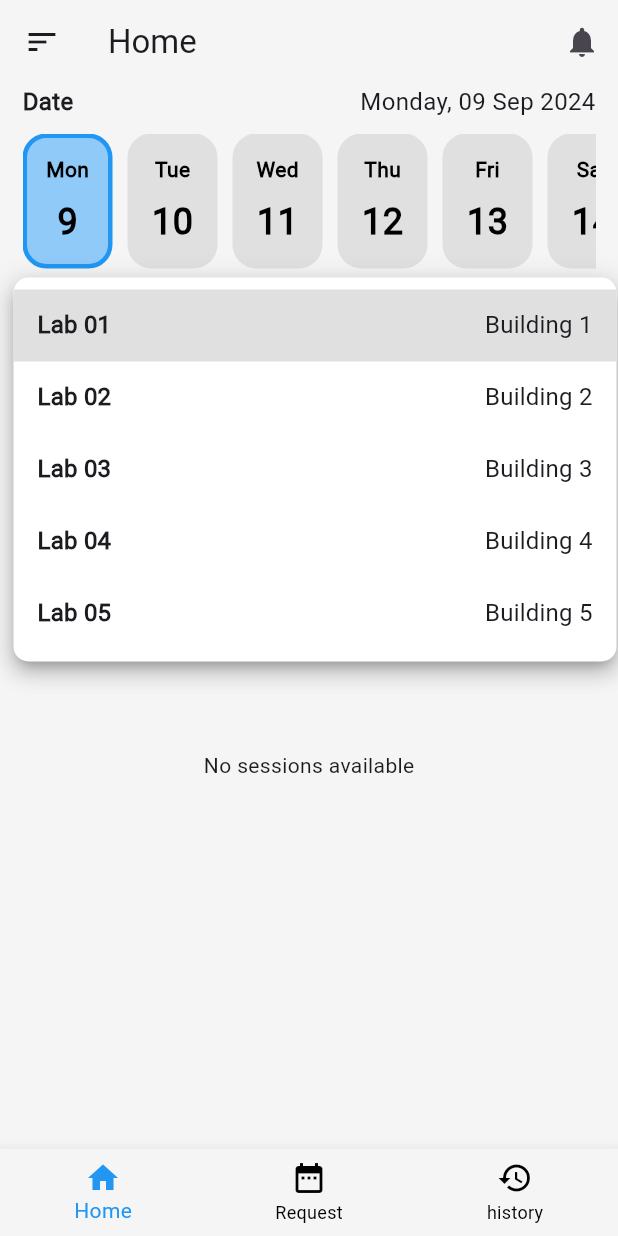
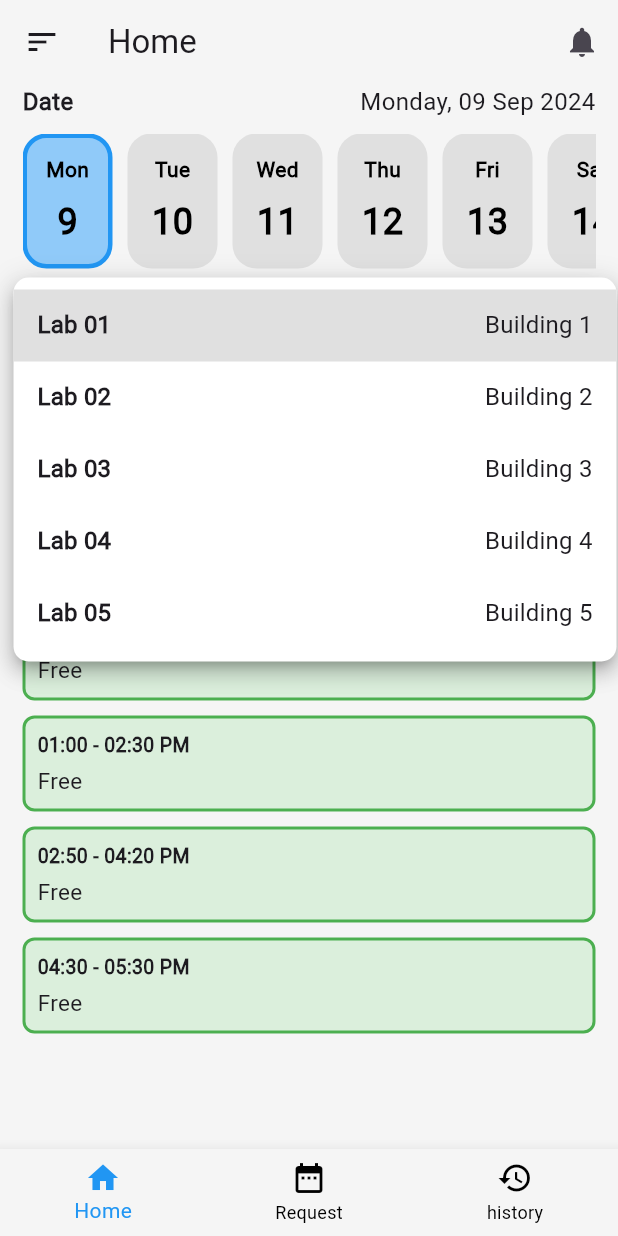
Before and after one commit to Vean-Vong/lab_request2, a Flutter app: the screen it shows after launch, after a tap on "Select a Lab", on a phone screen of 412 x 824 dp. Run offline on Flutter 3.47's test engine with Material 3 defaults, Android fonts, the phone set to English and light mode, and no system bars; our stand-ins replace get; network calls fail.

Commit message:
the home ui and fetch from api worked

```diff
--- a/lib/controllers/home_controller.dart
+++ b/lib/controllers/home_controller.dart
@@ -1,11 +1,13 @@
 import 'package:get/get.dart';
 import '../models/request_model.dart';
 import '../services/session_service.dart';
+import 'package:intl/intl.dart';
 
 class HomeController extends GetxController {
   var selectedDate = DateTime.now().obs;
   var selectedLab = ''.obs;
   var sessions = <SessionInfo>[].obs;
+  var userInfos = <String, UserInfo>{}.obs; // Maps session timeslots to UserInfo
 
   final RequestService _requestService = RequestService();
 
@@ -23,27 +25,32 @@ class HomeController extends GetxController {
     }
   }
 
-  // Fetch sessions based on selected date and lab
   Future<void> fetchSessions() async {
     try {
       var labRequests = await _requestService.fetchRequests();
       print("Fetched ${labRequests.length} requests");
 
-      var filteredRequests = labRequests
-          .where((request) => request.labInfo.labName == selectedLab.value)
-          .toList();
+      String selectedDateStr = DateFormat('yyyy-MM-dd').format(selectedDate.value);
+
+      var filteredRequests = labRequests.where((request) {
+        String requestDate = DateFormat('yyyy-MM-dd').format(DateTime.parse(request.requestDetails.requestTimestamp));
+        return request.labInfo.labName == selectedLab.value && requestDate == selectedDateStr;
+      }).toList();
 
       print("Filtered Requests: ${filteredRequests.length}");
 
       var allSessions = <SessionInfo>[];
+      var tempUserInfos = <String, UserInfo>{}; // Temporary storage for UserInfo
 
       for (var request in filteredRequests) {
         allSessions.addAll(request.sessionInfo);
+        tempUserInfos[request.labInfo.labName] = request.userInfo;
       }
 
       print("All Sessions: ${allSessions.length}");
 
       sessions.value = allSessions;
+      userInfos.value = tempUserInfos; // Update userInfos mapping
     } catch (e) {
       print("Error fetching sessions: $e");
     }
--- a/lib/views/screens/home_screen.dart
+++ b/lib/views/screens/home_screen.dart
@@ -3,6 +3,7 @@ import 'package:get/get.dart';
 import 'package:intl/intl.dart';
 
 import '../../controllers/home_controller.dart';
+import '../../models/request_model.dart';
 import '../components/my_drawer.dart';
 import 'notifiction_screen.dart';
 
@@ -16,6 +17,12 @@ class HomeScreen extends StatefulWidget {
 class _HomeScreenState extends State<HomeScreen> {
   final GlobalKey<ScaffoldState> _scaffoldKey = GlobalKey<ScaffoldState>();
   final HomeController controller = Get.put(HomeController());
+
+  @override
+  void initState() {
+    super.initState();
+    controller.fetchSessions();
+  }
 
   @override
   Widget build(BuildContext context) {
@@ -41,55 +48,85 @@ class _HomeScreenState extends State<HomeScreen> {
         ],
       ),
       backgroundColor: Colors.grey[100],
-
-        // Drawer
       drawer: const CustomDrawer(),
       body: Padding(
         padding: const EdgeInsets.symmetric(horizontal: 15),
         child: Column(
           children: [
-              SingleChildScrollView(
-                child: DateSelection(),
-              ),
+            SingleChildScrollView(child: DateSelection()),
             const SizedBox(height: 10),
-
-              // Lab Selection
             LabSelectionScreen(),
             const SizedBox(height: 10),
-
-              // Session Cards
             Expanded(
               child: Obx(() {
-                  var sessions = controller.sessions;
-                  if (sessions.isEmpty) {
-                    return Center(child: Text("No sessions available"));
-                  }
+                List<Map<String, String>> predefinedSlots = [
+                  {'time': '07:00 - 08:30 AM', 'order': '1'},
+                  {'time': '08:50 - 10:20 AM', 'order': '2'},
+                  {'time': '10:50 - 12:00 PM', 'order': '3'},
+                  {'time': '01:00 - 02:30 PM', 'order': '4'},
+                  {'time': '02:50 - 04:20 PM', 'order': '5'},
+                  {'time': '04:30 - 05:30 PM', 'order': '6'},
+                ];
+
+                List<SessionInfo> sessionCards = List.generate(6, (index) {
+                  String slotTime = predefinedSlots[index]['time']!;
+                  SessionInfo? matchingSession = controller.sessions
+                      .firstWhereOrNull(
+                          (session) => session.timeSlot == slotTime);
+
+                  return matchingSession ??
+                      SessionInfo(
+                          sessionId: 0,
+                          timeSlot: slotTime,
+                          sessionNumber: index + 1,
+                          sessionStatus: 'available');
+                });
+
                 return ListView.builder(
-                    itemCount: sessions.length,
+                  itemCount: sessionCards.length,
                   itemBuilder: (context, index) {
-                      var session = sessions[index];
+                    var session = sessionCards[index];
+                    bool isBusy = session.sessionStatus != 'available';
+
+                    // Get the user info based on lab name or other criteria
+                    UserInfo? userInfo =
+                        controller.userInfos[controller.selectedLab.value];
+
+                    String contactInfo = isBusy && userInfo != null
+                        ? '${userInfo.fullName} | ${userInfo.contactDetails.phoneNumber}'
+                        : 'Free';
+
                     return Card(
                       elevation: 0,
                       color: Colors.white,
                       margin: const EdgeInsets.only(bottom: 10),
-                        child: Padding(
+                      child: Container(
+                        decoration: BoxDecoration(
+                          color: isBusy
+                              ? Colors.red.withOpacity(0.2)
+                              : Colors.green.withOpacity(0.2),
+                          border: Border.all(
+                            color: isBusy ? Colors.red : Colors.green,
+                            width: 2,
+                          ),
+                          borderRadius: BorderRadius.circular(8),
+                        ),
                         padding: const EdgeInsets.all(8.0),
                         child: Column(
                           crossAxisAlignment: CrossAxisAlignment.start,
                           children: [
                             Text(
                               session.timeSlot,
-                                style: TextStyle(fontWeight: FontWeight.bold),
+                              style: TextStyle(
+                                  fontWeight: FontWeight.bold, fontSize: 13),
                             ),
-                              Text(
-                                session.sessionStatus == 'isAvailable'
-                                    ? 'Available'
-                                    : 'Busy',
-                                style: TextStyle(
-                                    color:
-                                        session.sessionStatus == 'isAvailable'
-                                            ? Colors.green
-                                            : Colors.red),
+                            if (contactInfo.isNotEmpty)
+                              Padding(
+                                padding: const EdgeInsets.only(top: 4),
+                                child: Text(
+                                  contactInfo,
+                                  style: TextStyle(fontSize: 15),
+                                ),
                               ),
                           ],
                         ),
@@ -98,10 +135,11 @@ class _HomeScreenState extends State<HomeScreen> {
                   },
                 );
               }),
-              )
+            ),
           ],
         ),
-        ));
+      ),
+    );
   }
 }
 
```
Lines whose indentation alone changed are shown as unchanged.
